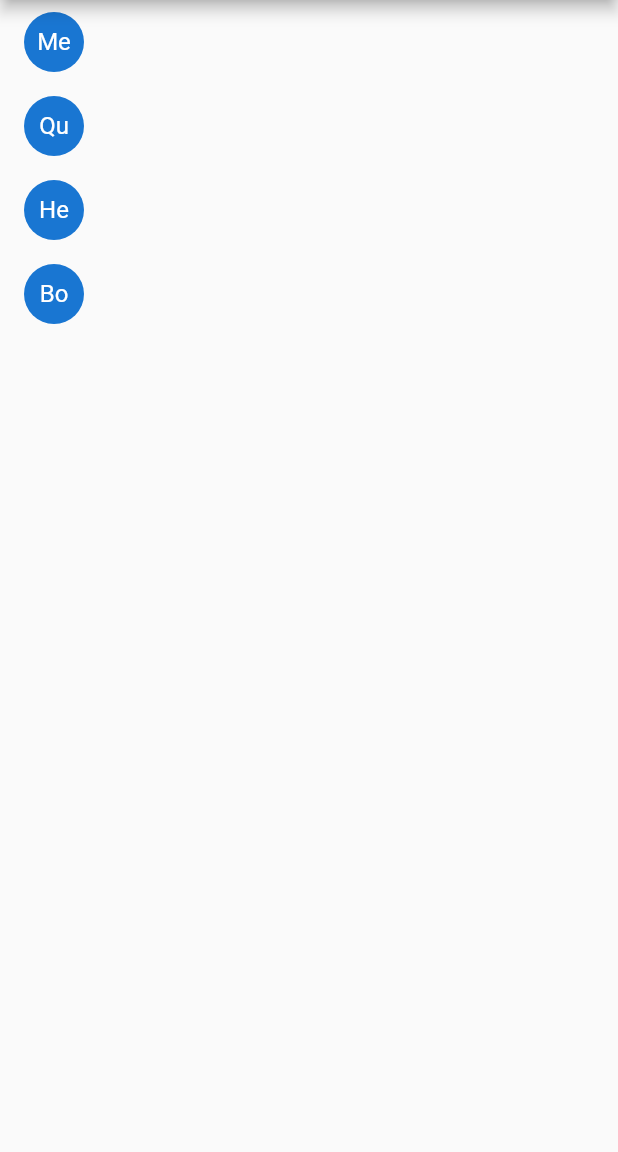
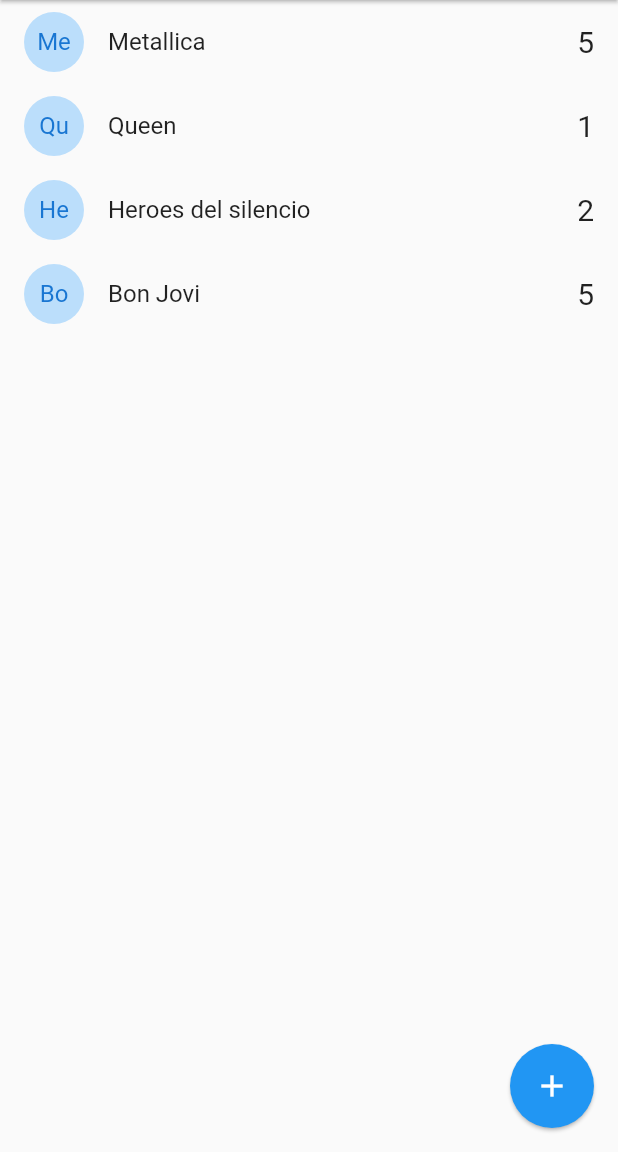
Before and after one commit to Yaniqueque/band_names, a Flutter app: the HomePage screen opened directly, on a phone screen of 412 x 824 dp, the part 84-1236 px from its top. Run offline on Flutter 3.47's test engine with Material 2 defaults, Android fonts, the phone set to English and light mode, and no system bars.

Commit message:
Creation of the ListView, AlertDialog and Dismis

```diff
--- a/lib/pages/home.dart
+++ b/lib/pages/home.dart
@@ -1,7 +1,17 @@
+import 'dart:io';
+
 import 'package:band_names/models/models.dart';
+import 'package:flutter/cupertino.dart';
 import 'package:flutter/material.dart';
 
-class HomePage extends StatelessWidget {
+class HomePage extends StatefulWidget {
+  const HomePage({super.key});
+
+  @override
+  State<HomePage> createState() => _HomePageState();
+}
+
+class _HomePageState extends State<HomePage> {
   List<Band> bands = [
     Band(id: '1', name: 'Metallica', votes: 5),
     Band(id: '2', name: 'Queen', votes: 1),
@@ -13,6 +23,7 @@ class HomePage extends StatelessWidget {
   Widget build(BuildContext context) {
     return Scaffold(
       appBar: AppBar(
+          elevation: 1,
           title: const Text(
             'BandNames',
             style: TextStyle(color: Colors.black87),
@@ -24,14 +35,97 @@ class HomePage extends StatelessWidget {
         itemBuilder: (context, index) {
           return _bandTile(bands[index]);
         },
+      ),
+      floatingActionButton: FloatingActionButton(
+        elevation: 1,
+        onPressed: () => addNewBand(),
+        child: const Icon(Icons.add),
+      ),
+    );
+  }
+
+  Widget _bandTile(Band band) {
+    return Dismissible(
+      key: Key(band.id),
+      direction: DismissDirection.startToEnd,
+      onDismissed: (direction) {
+//TODO: Make the call to the server
+      },
+      background: Container(
+        padding: EdgeInsets.only(left: 8.0),
+        color: Colors.red,
+        child: Align(
+            alignment: Alignment.centerLeft,
+            child: Text(
+              'Delete band',
+              style: TextStyle(color: Colors.white),
+            )),
+      ),
+      child: ListTile(
+        leading: CircleAvatar(
+          backgroundColor: Colors.blue[100],
+          child: Text(band.name.substring(0, 2)),
+        ),
+        title: Text(band.name),
+        trailing: SizedBox(
+          // width: 40,
+          child: Text(
+            '${band.votes}',
+            style: const TextStyle(fontSize: 20),
+          ),
+        ),
+        onTap: () {},
+      ),
+    );
+  }
+
+  addNewBand() {
+    final textController = TextEditingController();
+
+    if (Platform.isAndroid) {
+      showDialog(
+          context: context,
+          builder: (context) => AlertDialog(
+                title: const Text('New band name:'),
+                content: TextField(
+                  controller: textController,
+                ),
+                actions: <Widget>[
+                  MaterialButton(
+                    onPressed: () => addBandToList(textController.text),
+                    elevation: 5,
+                    textColor: Colors.blue,
+                    child: const Text('Add'),
+                  )
+                ],
+              ));
+    }
+    showCupertinoDialog(
+        context: context,
+        builder: (_) => CupertinoAlertDialog(
+              title: Text('New band name:'),
+              content: CupertinoTextField(controller: textController),
+              actions: <Widget>[
+                CupertinoDialogAction(
+                  isDefaultAction: true,
+                  child: Text('Add'),
+                  onPressed: () => addBandToList(textController.text),
+                ),
+                CupertinoDialogAction(
+                  isDefaultAction: true,
+                  child: Text('Dissmiss'),
+                  onPressed: () => Navigator.pop(context),
+                ),
+              ],
             ));
   }
 
-  ListTile _bandTile(Band band) {
-    return ListTile(
-      leading: CircleAvatar(
-        child: Text(band.name.substring(0, 2)),
-      ),
-    );
+  void addBandToList(String name) {
+    if (name.length > 1) {
+      //podemos agregar
+      bands.add(new Band(id: DateTime.now().toString(), name: name, votes: 0));
+      setState(() {});
+    }
+    Navigator.pop(context);
   }
 }
```
Lines whose indentation alone changed are shown as unchanged.
